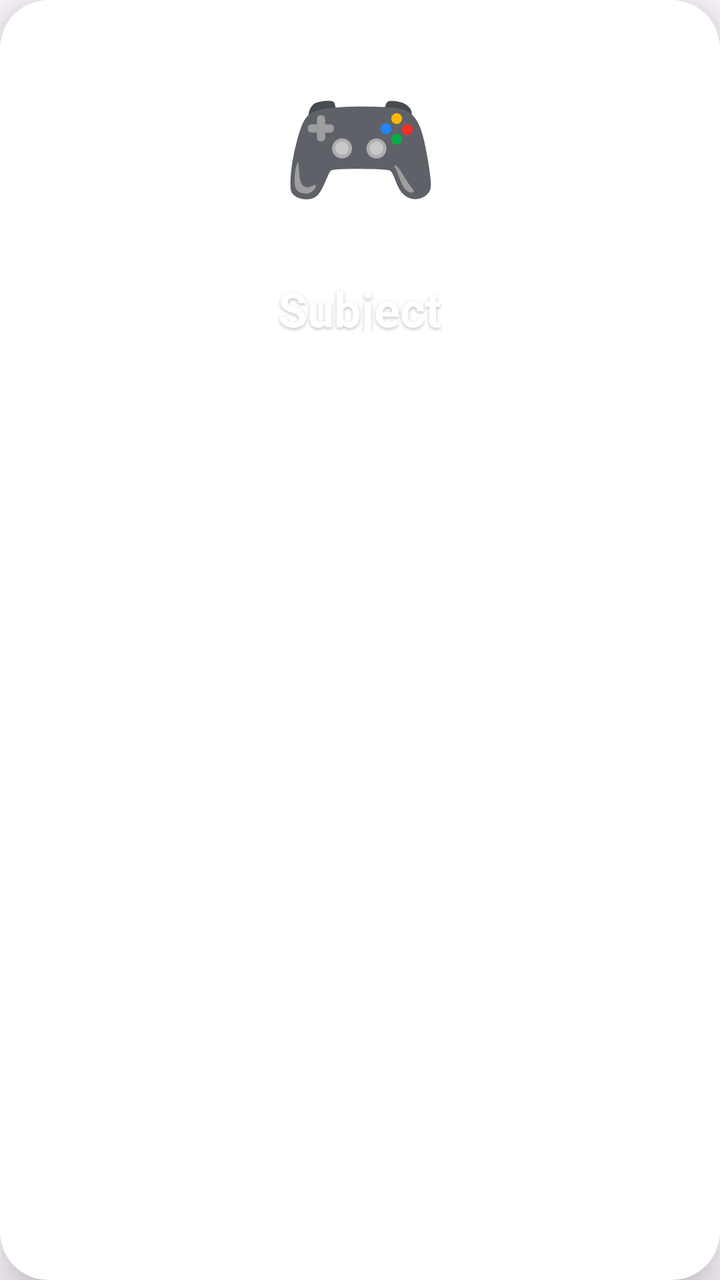
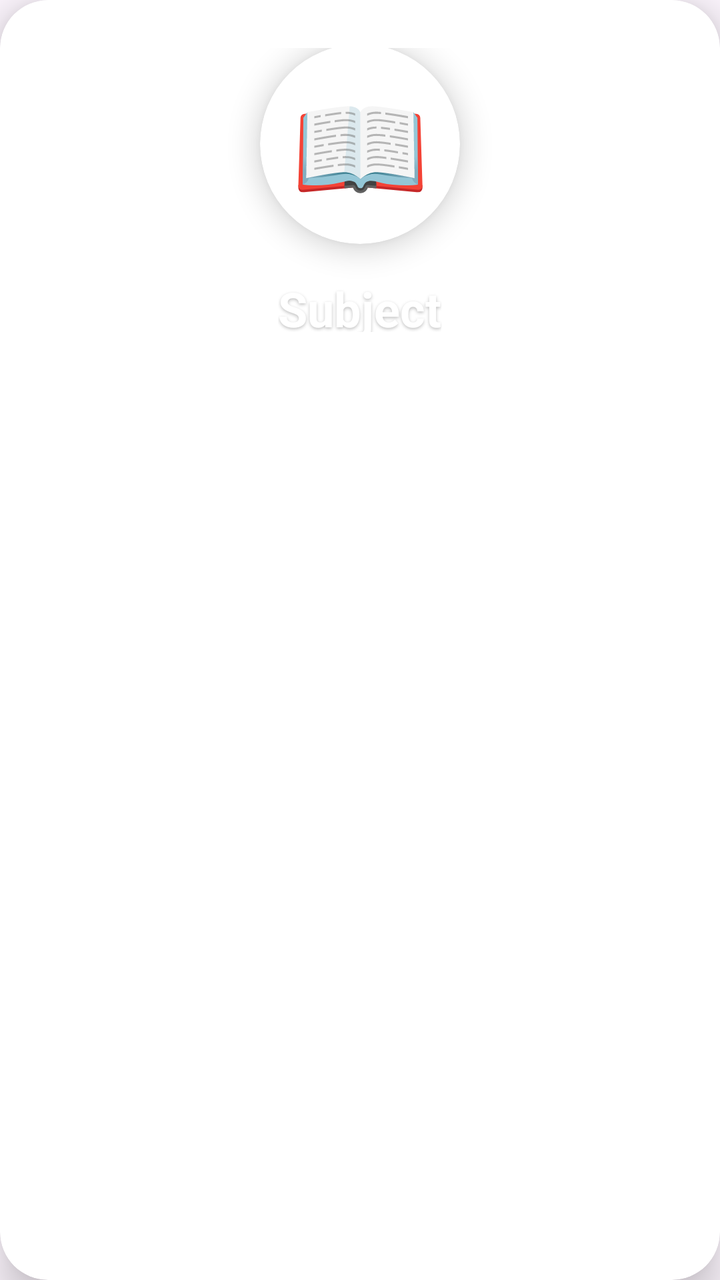

Two renders of the same Android screen: before a commit and after it. Below are the layout's source before the change and the commit's diff.
<!-- AndroidManifest.xml: application theme Theme.RuralLearningApp -->
<!-- res/layout/item_subject_card.xml -->
<?xml version="1.0" encoding="utf-8"?>
<androidx.cardview.widget.CardView xmlns:android="http://schemas.android.com/apk/res/android"
    xmlns:app="http://schemas.android.com/apk/res-auto"
    android:layout_width="match_parent"
    android:layout_height="wrap_content"
    android:layout_margin="16dp"
    app:cardCornerRadius="24dp"
    app:cardElevation="12dp"
    app:cardBackgroundColor="#FFFFFF">

    <LinearLayout
        android:id="@+id/cardBackground"
        android:layout_width="match_parent"
        android:layout_height="200dp"
        android:orientation="vertical"
        android:gravity="center"
        android:padding="24dp">

        
        <TextView
            android:id="@+id/tvSubjectIcon"
            android:layout_width="100dp"
            android:layout_height="100dp"
            android:text="🎮"
            android:textSize="64sp"
            android:gravity="center"
            android:layout_marginBottom="16dp"/>

        
        <TextView
            android:id="@+id/tvSubjectName"
            android:layout_width="wrap_content"
            android:layout_height="wrap_content"
            android:text="Subject"
            android:textSize="24sp"
            android:textStyle="bold"
            android:textColor="#FFFFFF"
            android:shadowColor="#40000000"
            android:shadowDx="0"
            android:shadowDy="2"
            android:shadowRadius="4"
            android:layout_marginBottom="8dp"/>

        
        <LinearLayout
            android:id="@+id/tvSubjectDesc"
            android:layout_width="wrap_content"
            android:layout_height="wrap_content"
            android:orientation="horizontal"
            android:gravity="center"
            android:paddingStart="20dp"
            android:paddingEnd="20dp"
            android:paddingTop="10dp"
            android:paddingBottom="10dp"
            android:background="@drawable/bg_explore_button"
            android:layout_marginTop="4dp">
            
            <TextView
                android:layout_width="wrap_content"
                android:layout_height="wrap_content"
                android:text="Explore Games"
                android:textColor="#FFFFFF"
                android:textStyle="bold"
                android:textSize="15sp"/>
            
            <TextView
                android:layout_width="wrap_content"
                android:layout_height="wrap_content"
                android:text=" →"
                android:textColor="#FFFFFF"
                android:textSize="18sp"
                android:textStyle="bold"/>
        </LinearLayout>

    </LinearLayout>

</androidx.cardview.widget.CardView>
<!-- resources referenced by this layout -->
<resources>
  <!-- drawable bg_explore_button (drawable) -->
  <?xml version="1.0" encoding="utf-8"?>
  <shape xmlns:android="http://schemas.android.com/apk/res/android"
      android:shape="rectangle">
      <solid android:color="#30FFFFFF"/>
      <corners android:radius="20dp"/>
  </shape>
  <style name="Theme.RuralLearningApp" parent="Base.Theme.RuralLearningApp" />
  <style name="Base.Theme.RuralLearningApp" parent="Theme.Material3.Light.NoActionBar">
          
          
      </style>
</resources>

<!-- the commit's change to res/layout/item_subject_card.xml (unified diff, before → after) -->
@@ -17,14 +17,22 @@
         android:padding="24dp">
 
         
-        <TextView
-            android:id="@+id/tvSubjectIcon"
+        <androidx.cardview.widget.CardView
             android:layout_width="100dp"
             android:layout_height="100dp"
-            android:text="🎮"
-            android:textSize="64sp"
-            android:gravity="center"
-            android:layout_marginBottom="16dp"/>
+            app:cardCornerRadius="50dp"
+            app:cardElevation="8dp"
+            app:cardBackgroundColor="#FFFFFF"
+            android:layout_marginBottom="16dp">
+            
+            <TextView
+                android:id="@+id/tvSubjectIcon"
+                android:layout_width="match_parent"
+                android:layout_height="match_parent"
+                android:text="📖"
+                android:textSize="56sp"
+                android:gravity="center"/>
+        </androidx.cardview.widget.CardView>
 
         
         <TextView
@@ -58,7 +66,7 @@
             <TextView
                 android:layout_width="wrap_content"
                 android:layout_height="wrap_content"
-                android:text="Explore Games"
+                android:text="Explore"
                 android:textColor="#FFFFFF"
                 android:textStyle="bold"
                 android:textSize="15sp"/>
